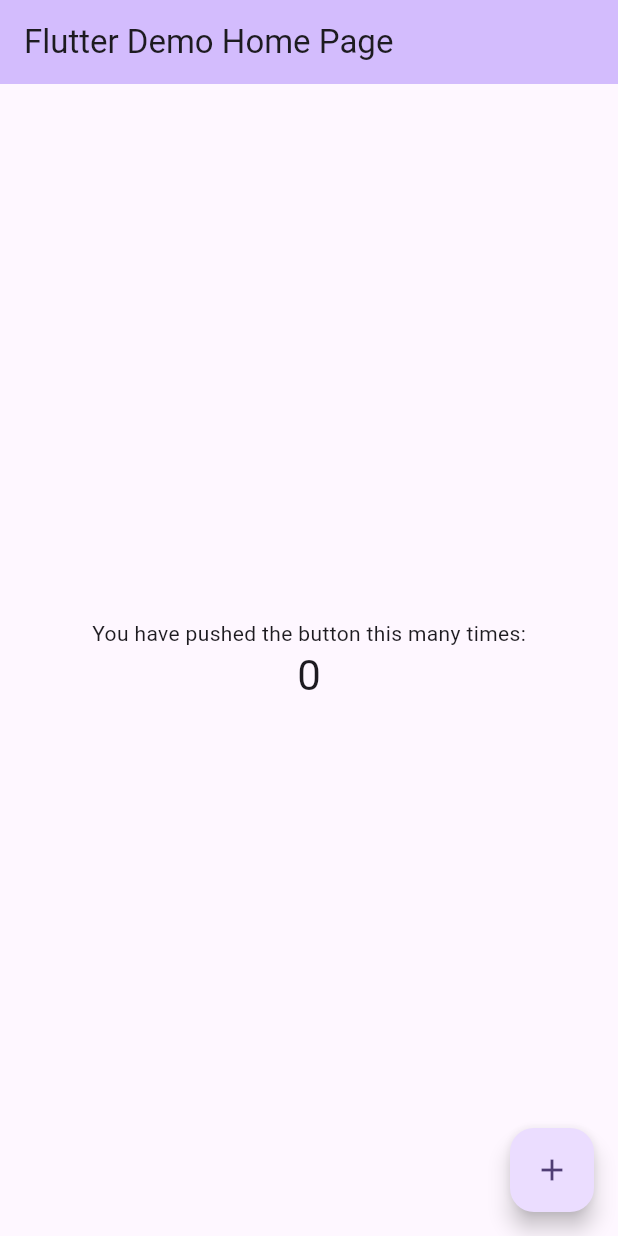
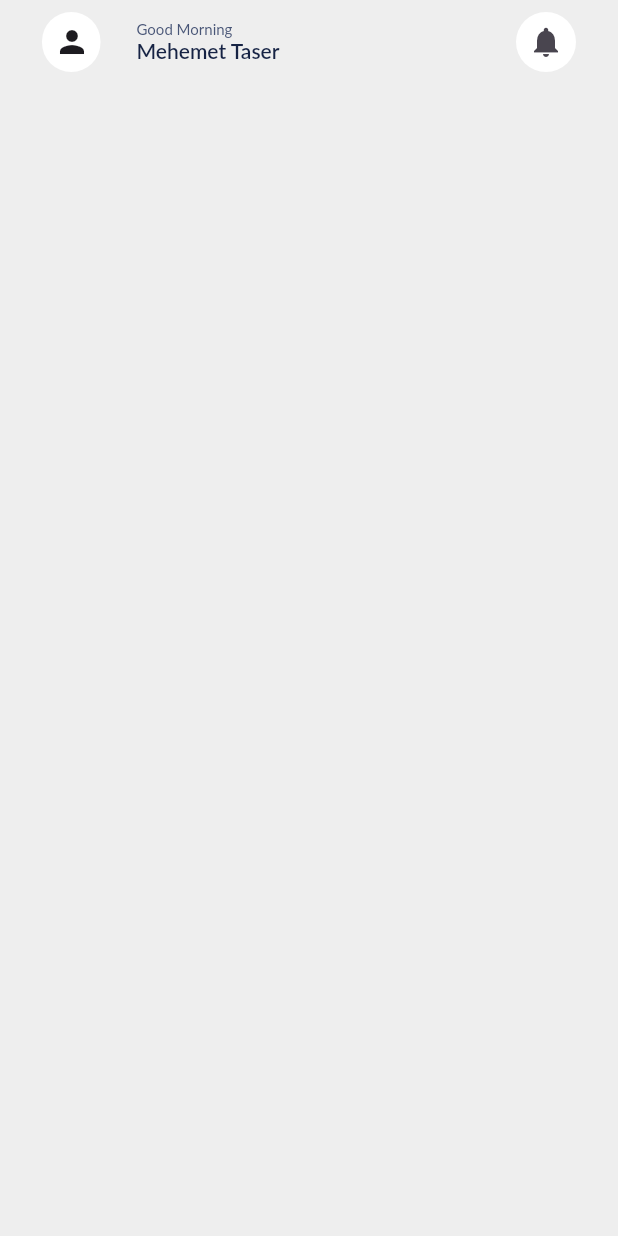
Before and after one commit to bishoyabdmariam/bund_task, a Flutter app: the screen it shows after launch, on a phone screen of 412 x 824 dp. Run offline on Flutter 3.47's test engine with Material 3 defaults, Android fonts, the phone set to English and light mode, and no system bars; Roboto replaces fonts that are missing (Lato).

Commit message:
End with appbar

```diff
--- /dev/null
+++ b/lib/Constants/TextStylesConstants.dart
@@ -0,0 +1,21 @@
+import 'package:flutter/material.dart';
+
+abstract class Styles {
+  static const TextStyle style10 = TextStyle(
+    color: Color(0xFF495677),
+    fontSize: 10,
+    fontFamily: 'Lato',
+    fontWeight: FontWeight.w400,
+    height: 0,
+  );
+
+
+  static const TextStyle style14Bold = TextStyle(
+    color: Color(0xFF162344),
+    fontSize: 14,
+    fontFamily: 'Lato',
+    fontWeight: FontWeight.w600,
+    height: 0,
+  );
+
+}
--- /dev/null
+++ b/lib/Presentation/Screens/HomeScreen.dart
@@ -0,0 +1,81 @@
+import 'package:bundtask/Constants/TextStylesConstants.dart';
+import 'package:flutter/material.dart';
+
+class HomeScreen extends StatelessWidget {
+  const HomeScreen({super.key});
+
+  @override
+  Widget build(BuildContext context) {
+    return Scaffold(
+      backgroundColor: Colors.grey[200],
+      appBar: AppBar(
+        backgroundColor: Colors.grey[200],
+        leadingWidth: 75,
+        leading: Padding(
+          padding: const EdgeInsets.only(
+            right: 8.0,
+            top: 8.0,
+            bottom: 8.0,
+            left: 28.0,
+          ),
+          child: Container(
+            width: 40,
+            height: 40,
+            decoration: ShapeDecoration(
+              shape: RoundedRectangleBorder(
+                borderRadius: BorderRadius.circular(80),
+              ),
+              color: Colors.white,
+            ),
+            child: IconButton(
+              icon: const Icon(Icons.person),
+              onPressed: () {},
+            ),
+          ),
+        ),
+        title: const Column(
+          crossAxisAlignment: CrossAxisAlignment.start,
+          children: [
+            Text(
+              "Good Morning",
+              style: Styles.style10,
+            ),
+            Text(
+              "Mehemet Taser",
+              style: Styles.style14Bold,
+            ),
+          ],
+        ),
+        actions: [
+          Padding(
+            padding: const EdgeInsets.only(
+              left: 8.0,
+              top: 8.0,
+              bottom: 8.0,
+              right: 28.0,
+            ),
+            child: Container(
+              width: 40,
+              height: 40,
+              decoration: ShapeDecoration(
+                shape: RoundedRectangleBorder(
+                  borderRadius: BorderRadius.circular(80),
+                ),
+                color: Colors.white,
+              ),
+              child: IconButton(
+                icon: const Icon(
+                  Icons.notifications,
+                ),
+                onPressed: () {},
+              ),
+            ),
+          ),
+        ],
+      ),
+      body: Container(
+        color: Colors.grey[200],
+      ),
+    );
+  }
+}
--- a/lib/main.dart
+++ b/lib/main.dart
@@ -1,125 +1,20 @@
 import 'package:flutter/material.dart';
+
+import 'Presentation/Screens/HomeScreen.dart';
 
 void main() {
   runApp(const MyApp());
 }
 
+
 class MyApp extends StatelessWidget {
   const MyApp({super.key});
 
-  // This widget is the root of your application.
   @override
   Widget build(BuildContext context) {
-    return MaterialApp(
-      title: 'Flutter Demo',
-      theme: ThemeData(
-        // This is the theme of your application.
-        //
-        // TRY THIS: Try running your application with "flutter run". You'll see
-        // the application has a purple toolbar. Then, without quitting the app,
-        // try changing the seedColor in the colorScheme below to Colors.green
-        // and then invoke "hot reload" (save your changes or press the "hot
-        // reload" button in a Flutter-supported IDE, or press "r" if you used
-        // the command line to start the app).
-        //
-        // Notice that the counter didn't reset back to zero; the application
-        // state is not lost during the reload. To reset the state, use hot
-        // restart instead.
-        //
-        // This works for code too, not just values: Most code changes can be
-        // tested with just a hot reload.
-        colorScheme: ColorScheme.fromSeed(seedColor: Colors.deepPurple),
-        useMaterial3: true,
-      ),
-      home: const MyHomePage(title: 'Flutter Demo Home Page'),
+    return  MaterialApp(
+      debugShowCheckedModeBanner: false,
+      home: HomeScreen(),
     );
   }
 }
-
-class MyHomePage extends StatefulWidget {
-  const MyHomePage({super.key, required this.title});
-
-  // This widget is the home page of your application. It is stateful, meaning
-  // that it has a State object (defined below) that contains fields that affect
-  // how it looks.
-
-  // This class is the configuration for the state. It holds the values (in this
-  // case the title) provided by the parent (in this case the App widget) and
-  // used by the build method of the State. Fields in a Widget subclass are
-  // always marked "final".
-
-  final String title;
-
-  @override
-  State<MyHomePage> createState() => _MyHomePageState();
-}
-
-class _MyHomePageState extends State<MyHomePage> {
-  int _counter = 0;
-
-  void _incrementCounter() {
-    setState(() {
-      // This call to setState tells the Flutter framework that something has
-      // changed in this State, which causes it to rerun the build method below
-      // so that the display can reflect the updated values. If we changed
-      // _counter without calling setState(), then the build method would not be
-      // called again, and so nothing would appear to happen.
-      _counter++;
-    });
-  }
-
-  @override
-  Widget build(BuildContext context) {
-    // This method is rerun every time setState is called, for instance as done
-    // by the _incrementCounter method above.
-    //
-    // The Flutter framework has been optimized to make rerunning build methods
-    // fast, so that you can just rebuild anything that needs updating rather
-    // than having to individually change instances of widgets.
-    return Scaffold(
-      appBar: AppBar(
-        // TRY THIS: Try changing the color here to a specific color (to
-        // Colors.amber, perhaps?) and trigger a hot reload to see the AppBar
-        // change color while the other colors stay the same.
-        backgroundColor: Theme.of(context).colorScheme.inversePrimary,
-        // Here we take the value from the MyHomePage object that was created by
-        // the App.build method, and use it to set our appbar title.
-        title: Text(widget.title),
-      ),
-      body: Center(
-        // Center is a layout widget. It takes a single child and positions it
-        // in the middle of the parent.
-        child: Column(
-          // Column is also a layout widget. It takes a list of children and
-          // arranges them vertically. By default, it sizes itself to fit its
-          // children horizontally, and tries to be as tall as its parent.
-          //
-          // Column has various properties to control how it sizes itself and
-          // how it positions its children. Here we use mainAxisAlignment to
-          // center the children vertically; the main axis here is the vertical
-          // axis because Columns are vertical (the cross axis would be
-          // horizontal).
-          //
-          // TRY THIS: Invoke "debug painting" (choose the "Toggle Debug Paint"
-          // action in the IDE, or press "p" in the console), to see the
-          // wireframe for each widget.
-          mainAxisAlignment: MainAxisAlignment.center,
-          children: <Widget>[
-            const Text(
-              'You have pushed the button this many times:',
-            ),
-            Text(
-              '$_counter',
-              style: Theme.of(context).textTheme.headlineMedium,
-            ),
-          ],
-        ),
-      ),
-      floatingActionButton: FloatingActionButton(
-        onPressed: _incrementCounter,
-        tooltip: 'Increment',
-        child: const Icon(Icons.add),
-      ), // This trailing comma makes auto-formatting nicer for build methods.
-    );
-  }
-}
```
